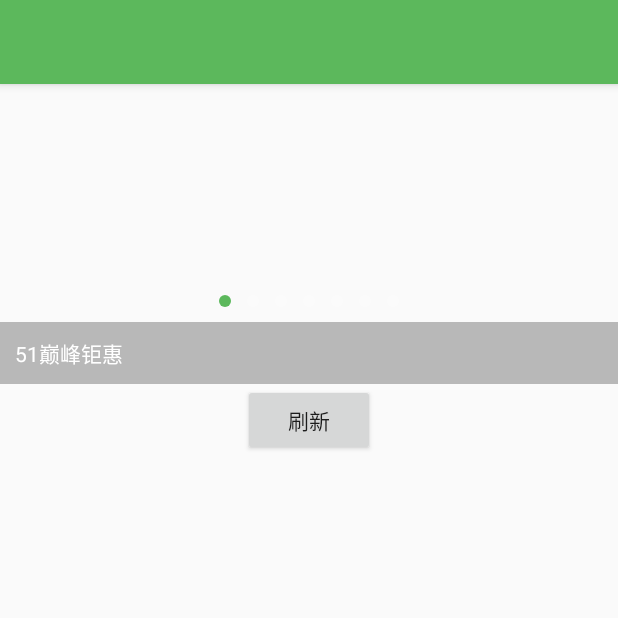
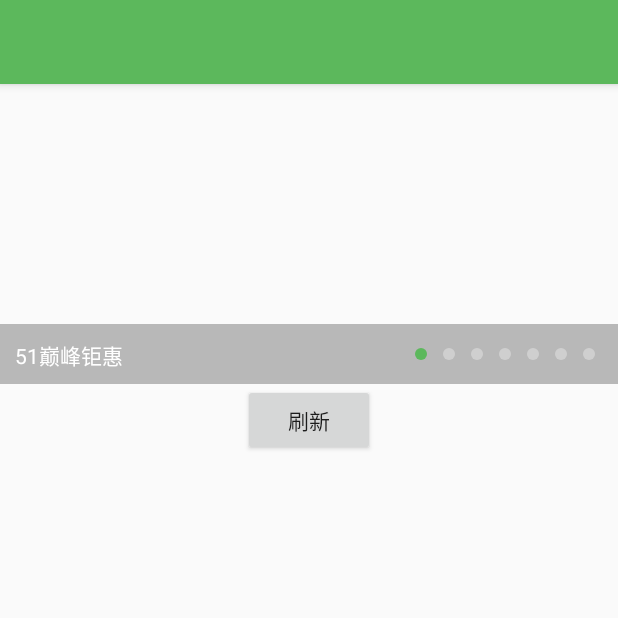
Before and after one commit to youth5201314/banner, an Android app: the Banner2Activity screen opened directly, with no data from a screen before it, on a phone screen of 412 x 824 dp, the top half of it. Run offline under Robolectric (Android 15) with nearby library versions, the phone set to English and light mode, and no system bars; 1 statement that could not run was skipped.

Commit message:
功能增加

```diff
--- a/banner/build.gradle
+++ b/banner/build.gradle
@@ -1,7 +1,7 @@
 apply plugin: 'com.android.library'
 apply plugin: 'com.github.dcendents.android-maven'
 apply plugin: 'com.jfrog.bintray'
-version = "1.2.1"
+version = "1.2.2"
 
 android {
     compileSdkVersion 23
@@ -10,8 +10,8 @@ android {
     defaultConfig {
         minSdkVersion 14
         targetSdkVersion 23
-        versionCode 15
-        versionName "1.2.1"
+        versionCode 16
+        versionName "1.2.2"
     }
     buildTypes {
         release {
--- a/banner/src/main/java/com/youth/banner/Banner.java
+++ b/banner/src/main/java/com/youth/banner/Banner.java
@@ -64,12 +64,12 @@ public class Banner extends FrameLayout implements ViewPager.OnPageChangeListene
     private List<ImageView> indicatorImages;
     private Context context;
     private ViewPager viewPager;
-    private LinearLayout indicator;
+    private LinearLayout indicator,indicatorInside;
     private Handler handler = new Handler();
     private OnBannerClickListener listener;
     private OnLoadImageListener imageListener;
     private String[] titles;
-    private TextView bannerTitle , numIndicator;
+    private TextView bannerTitle , numIndicatorInside , numIndicator;
     private BannerPagerAdapter adapter;
     private ViewPager.OnPageChangeListener mOnPageChangeListener;
 
@@ -107,8 +107,10 @@ public class Banner extends FrameLayout implements ViewPager.OnPageChangeListene
         View view = LayoutInflater.from(context).inflate(R.layout.banner, this, true);
         viewPager = (ViewPager) view.findViewById(R.id.viewpager);
         indicator = (LinearLayout) view.findViewById(R.id.indicator);
+        indicatorInside = (LinearLayout) view.findViewById(R.id.indicatorInside);
         bannerTitle = (TextView) view.findViewById(R.id.bannerTitle);
         numIndicator = (TextView) view.findViewById(R.id.numIndicator);
+        numIndicatorInside = (TextView) view.findViewById(R.id.numIndicatorInside);
         handleTypedArray(context, attrs);
     }
     public void isAutoPlay(boolean isAutoPlay) {
@@ -136,13 +138,11 @@ public class Banner extends FrameLayout implements ViewPager.OnPageChangeListene
     public void setBannerTitle(String[] titles) {
         this.titles=titles;
         if (bannerStyle==BannerConfig.CIRCLE_INDICATOR_TITLE||
-                bannerStyle==BannerConfig.NUM_INDICATOR_TITLE) {
+                bannerStyle==BannerConfig.NUM_INDICATOR_TITLE||
+                bannerStyle==BannerConfig.CIRCLE_INDICATOR_TITLE_INSIDE) {
             if (titles != null && titles.length > 0) {
                 bannerTitle.setText(titles[0]);
                 bannerTitle.setVisibility(View.VISIBLE);
-                indicator.setGravity(Gravity.LEFT|Gravity.CENTER_VERTICAL);
-            }else{
-                numIndicator.setBackgroundResource(R.drawable.black_background);
             }
         }
     }
@@ -154,18 +154,15 @@ public class Banner extends FrameLayout implements ViewPager.OnPageChangeListene
                 break;
             case BannerConfig.NUM_INDICATOR:
                 numIndicator.setVisibility(View.VISIBLE);
-                numIndicator.setBackgroundResource(R.drawable.black_background);
-                RelativeLayout.LayoutParams layoutParams = new RelativeLayout.LayoutParams(ViewGroup.LayoutParams.WRAP_CONTENT, ViewGroup.LayoutParams.WRAP_CONTENT);
-                layoutParams.setMargins(0,0,10,10);
-                layoutParams.addRule(RelativeLayout.ALIGN_PARENT_RIGHT);
-                numIndicator.setLayoutParams(layoutParams);
-                numIndicator.setPadding(5,6,5,6);
                 break;
             case BannerConfig.NUM_INDICATOR_TITLE:
-                numIndicator.setVisibility(View.VISIBLE);
+                numIndicatorInside.setVisibility(View.VISIBLE);
                 break;
             case BannerConfig.CIRCLE_INDICATOR_TITLE:
                 indicator.setVisibility(View.VISIBLE);
+                break;
+            case BannerConfig.CIRCLE_INDICATOR_TITLE_INSIDE:
+                indicatorInside.setVisibility(VISIBLE);
                 break;
         }
     }
@@ -189,10 +186,12 @@ public class Banner extends FrameLayout implements ViewPager.OnPageChangeListene
         imageViews.clear();
         count = imagesUrl.length;
         if (bannerStyle==BannerConfig.CIRCLE_INDICATOR||
-                bannerStyle==BannerConfig.CIRCLE_INDICATOR_TITLE) {
+                bannerStyle==BannerConfig.CIRCLE_INDICATOR_TITLE||
+                bannerStyle==BannerConfig.CIRCLE_INDICATOR_TITLE_INSIDE) {
             createIndicator();
-        }else if (bannerStyle==BannerConfig.NUM_INDICATOR||
-                bannerStyle==BannerConfig.NUM_INDICATOR_TITLE){
+        }else if (bannerStyle==BannerConfig.NUM_INDICATOR_TITLE){
+            numIndicatorInside.setText("1/"+count);
+        }else if (bannerStyle==BannerConfig.NUM_INDICATOR){
             numIndicator.setText("1/"+count);
         }
         for (int i = 0; i <= count + 1; i++) {
@@ -211,18 +210,9 @@ public class Banner extends FrameLayout implements ViewPager.OnPageChangeListene
                 imageListener.OnLoadImage(iv,url);
             }else{
                 if (defaultImage!=-1)
-                    Glide.with(context)
-                        .load(url)
-                        .centerCrop()
-                        .crossFade()
-                        .into(iv);
+                    Glide.with(context).load(url).centerCrop().crossFade().into(iv);
                 else
-                    Glide.with(context)
-                            .load(url)
-                            .centerCrop()
-                            .crossFade()
-                            .placeholder(defaultImage)
-                            .into(iv);
+                    Glide.with(context).load(url).centerCrop().crossFade().placeholder(defaultImage).into(iv);
             }
         }
         setData();
@@ -235,10 +225,12 @@ public class Banner extends FrameLayout implements ViewPager.OnPageChangeListene
         imageViews.clear();
         count = imagesUrl.size();
         if (bannerStyle==BannerConfig.CIRCLE_INDICATOR||
-                bannerStyle==BannerConfig.CIRCLE_INDICATOR_TITLE) {
+                bannerStyle==BannerConfig.CIRCLE_INDICATOR_TITLE||
+                bannerStyle==BannerConfig.CIRCLE_INDICATOR_TITLE_INSIDE) {
             createIndicator();
-        }else if (bannerStyle==BannerConfig.NUM_INDICATOR||
-                bannerStyle==BannerConfig.NUM_INDICATOR_TITLE){
+        }else if (bannerStyle==BannerConfig.NUM_INDICATOR_TITLE){
+            numIndicatorInside.setText("1/"+count);
+        }else if (bannerStyle==BannerConfig.NUM_INDICATOR){
             numIndicator.setText("1/"+count);
         }
         for (int i = 0; i <= count + 1; i++) {
@@ -257,18 +249,9 @@ public class Banner extends FrameLayout implements ViewPager.OnPageChangeListene
                 imageListener.OnLoadImage(iv,url);
             }else{
                 if (defaultImage!=-1)
-                    Glide.with(context)
-                            .load(url)
-                            .centerCrop()
-                            .crossFade()
-                            .into(iv);
+                    Glide.with(context).load(url).centerCrop().crossFade().into(iv);
                 else
-                    Glide.with(context)
-                            .load(url)
-                            .centerCrop()
-                            .crossFade()
-                            .placeholder(defaultImage)
-                            .into(iv);
+                    Glide.with(context).load(url).centerCrop().crossFade().placeholder(defaultImage).into(iv);
             }
         }
         setData();
@@ -276,6 +259,7 @@ public class Banner extends FrameLayout implements ViewPager.OnPageChangeListene
     private void createIndicator() {
         indicatorImages.clear();
         indicator.removeAllViews();
+        indicatorInside.removeAllViews();
         for (int i = 0; i < count; i++) {
             ImageView imageView = new ImageView(context);
             imageView.setScaleType(ScaleType.CENTER_CROP);
@@ -287,8 +271,12 @@ public class Banner extends FrameLayout implements ViewPager.OnPageChangeListene
             }else{
                 imageView.setImageResource(mIndicatorUnselectedResId);
             }
-            indicator.addView(imageView, params);
             indicatorImages.add(imageView);
+            if (bannerStyle==BannerConfig.CIRCLE_INDICATOR||
+                    bannerStyle==BannerConfig.CIRCLE_INDICATOR_TITLE)
+                indicator.addView(imageView, params);
+            else if(bannerStyle==BannerConfig.CIRCLE_INDICATOR_TITLE_INSIDE)
+                indicatorInside.addView(imageView, params);
         }
     }
 
@@ -423,7 +411,8 @@ public class Banner extends FrameLayout implements ViewPager.OnPageChangeListene
             mOnPageChangeListener.onPageSelected(position);
         }
         if (bannerStyle==BannerConfig.CIRCLE_INDICATOR||
-                bannerStyle==BannerConfig.CIRCLE_INDICATOR_TITLE) {
+                bannerStyle==BannerConfig.CIRCLE_INDICATOR_TITLE||
+                bannerStyle==BannerConfig.CIRCLE_INDICATOR_TITLE_INSIDE) {
             indicatorImages.get((lastPosition - 1 + count) % count).setImageResource(mIndicatorUnselectedResId);
             indicatorImages.get((position - 1 + count) % count).setImageResource(mIndicatorSelectedResId);
             lastPosition = position;
@@ -438,13 +427,19 @@ public class Banner extends FrameLayout implements ViewPager.OnPageChangeListene
                 break;
             case BannerConfig.NUM_INDICATOR_TITLE:
                 if (position>count) position=count;
-                numIndicator.setText(position+"/"+count);
+                numIndicatorInside.setText(position+"/"+count);
                 if (titles!=null&&titles.length>0){
                     if (position>titles.length) position=titles.length;
                     bannerTitle.setText(titles[position-1]);
                 }
                 break;
             case BannerConfig.CIRCLE_INDICATOR_TITLE:
+                if (titles!=null&&titles.length>0){
+                    if (position>titles.length) position=titles.length;
+                    bannerTitle.setText(titles[position-1]);
+                }
+                break;
+            case BannerConfig.CIRCLE_INDICATOR_TITLE_INSIDE:
                 if (titles!=null&&titles.length>0){
                     if (position>titles.length) position=titles.length;
                     bannerTitle.setText(titles[position-1]);
--- a/banner/src/main/java/com/youth/banner/BannerConfig.java
+++ b/banner/src/main/java/com/youth/banner/BannerConfig.java
@@ -7,6 +7,7 @@ public class BannerConfig {
     public static final int NUM_INDICATOR=2;
     public static final int NUM_INDICATOR_TITLE=3;
     public static final int CIRCLE_INDICATOR_TITLE=4;
+    public static final int CIRCLE_INDICATOR_TITLE_INSIDE=5;
     public static final int LEFT=5;
     public static final int CENTER=6;
     public static final int RIGHT=7;
--- a/banner/src/main/res/layout/banner.xml
+++ b/banner/src/main/res/layout/banner.xml
@@ -13,41 +13,74 @@
         android:layout_width="match_parent"
         android:layout_height="wrap_content"
         android:layout_gravity="bottom">
+
         <LinearLayout
             android:id="@+id/indicator"
             android:layout_width="match_parent"
             android:layout_height="wrap_content"
             android:layout_gravity="bottom"
-            android:gravity="right"
+            android:gravity="center"
             android:orientation="horizontal"
             android:padding="10dp"
-            android:visibility="gone"/>
+            android:visibility="gone" />
+
+        <TextView
+            android:id="@+id/numIndicator"
+            android:layout_width="40dp"
+            android:layout_height="40dp"
+            android:layout_alignParentRight="true"
+            android:layout_margin="8dp"
+            android:background="@drawable/black_background"
+            android:gravity="center"
+            android:text="1/1"
+            android:textColor="#ffffff"
+            android:visibility="gone" />
+
         <TextView
             android:id="@+id/bannerTitle"
             android:layout_width="match_parent"
-            android:layout_height="wrap_content"
+            android:layout_height="40dp"
             android:layout_alignParentLeft="true"
-            android:layout_toLeftOf="@+id/numIndicator"
             android:layout_below="@+id/indicator"
+            android:layout_toLeftOf="@+id/titleIndicator"
+            android:background="#44000000"
             android:ellipsize="marquee"
             android:focusable="true"
             android:focusableInTouchMode="true"
             android:padding="10dp"
             android:singleLine="true"
             android:textColor="#ffffff"
-            android:background="#44000000"
-            android:visibility="gone"/>
+            android:visibility="gone" />
 
-        <TextView
-            android:id="@+id/numIndicator"
+        <FrameLayout
+            android:id="@+id/titleIndicator"
             android:layout_width="wrap_content"
             android:layout_height="wrap_content"
             android:layout_alignParentRight="true"
             android:layout_below="@+id/indicator"
-            android:padding="10dp"
-            android:text="1/1"
-            android:textColor="#ffffff"
             android:background="#44000000"
-            android:visibility="gone"/>
+            android:visibility="visible">
+
+            <TextView
+                android:id="@+id/numIndicatorInside"
+                android:layout_width="wrap_content"
+                android:layout_height="40dp"
+                android:gravity="center_vertical"
+                android:paddingLeft="10dp"
+                android:paddingRight="10dp"
+                android:text="1/1"
+                android:textColor="#ffffff"
+                android:visibility="gone" />
+
+            <LinearLayout
+                android:id="@+id/indicatorInside"
+                android:layout_width="wrap_content"
+                android:layout_height="40dp"
+                android:gravity="center_vertical"
+                android:orientation="horizontal"
+                android:paddingLeft="10dp"
+                android:paddingRight="10dp"
+                android:visibility="gone" />
+        </FrameLayout>
     </RelativeLayout>
 </FrameLayout>
```
Also changed, not shown: app/src/main/java/com/test/banner/Banner2Activity.java (+1 -3 lines), app/src/main/java/com/test/banner/BannerActivity.java (+7 -1 lines), app/src/main/java/com/test/banner/MainActivity.java (+3 -2 lines), 5 other files.
